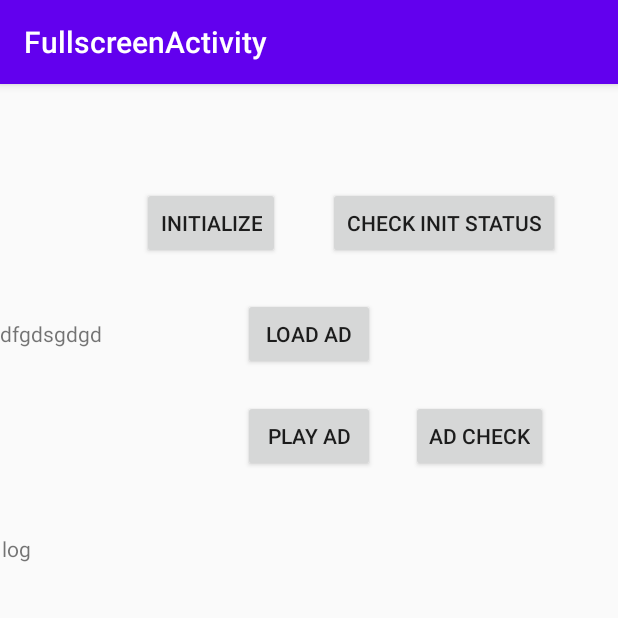
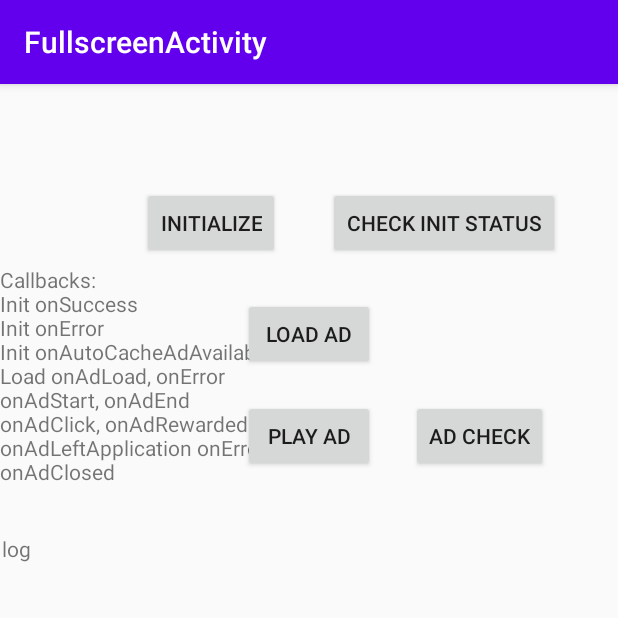
Before and after one commit to AbreuY/ads1, an Android app: the VungleActivity screen opened directly, with no data from a screen before it, on a phone screen of 412 x 824 dp, the top half of it. Run offline under Robolectric (Android 15) with nearby library versions, the phone set to English and light mode, and no system bars; libraries missing offline, so code that uses them is left out: com.vungle.warren; 1 statement that could not run was skipped.

Commit message:
minor stuff

```diff
--- a/app/src/main/java/com/bort/ads1/VungleActivity.java
+++ b/app/src/main/java/com/bort/ads1/VungleActivity.java
@@ -24,7 +24,7 @@ import com.vungle.warren.error.VungleException;
 public class VungleActivity extends AppCompatActivity {
 
     private Button load_btn, play_btn, init_btn, init_status_btn, checkCanPlayAd_btn;
-    private TextView log_tv;
+    private TextView log_tv, legend_textview;
     private ScrollView scrollview;
     private String appId, placementId;
     private String TAG = "adwatcher vungle";
@@ -41,23 +41,20 @@ public class VungleActivity extends AppCompatActivity {
         init_btn = findViewById(R.id.init);
         init_status_btn = findViewById(R.id.init_status);
         checkCanPlayAd_btn = findViewById(R.id.playcheck);
+        legend_textview = findViewById(R.id.legend);
 
         appId = "5a91fbcce1b3413c03002403";
         placementId = "DEFAULT-4820184";
 
-        final LoadAdCallback vungleLoadAdCallback = new LoadAdCallback() {
-            @Override
-            public void onAdLoad(String id) {
-                // Ad has been successfully loaded for the placement
-                appendlog("onAdLoad");
-            }
-
-            @Override
-            public void onError(String id, VungleException exception) {
-                // Ad has failed to load for the placement
-                appendlog("onError");
-            }
-        };
+        legend_textview.setText("Callbacks:\n" +
+                "Init onSuccess\n" +
+                "Init onError\n" +
+                "Init onAutoCacheAdAvailable\n" +
+                "Load onAdLoad, onError\n" +
+                "onAdStart, onAdEnd\n" +
+                "onAdClick, onAdRewarded\n" +
+                "onAdLeftApplication onError\n" +
+                "onAdClosed");
 
         final PlayAdCallback vunglePlayAdCallback = new PlayAdCallback() {
             @Override
@@ -100,8 +97,6 @@ public class VungleActivity extends AppCompatActivity {
                 appendlog("onError");
             }
         };
-
-
 
         init_btn.setOnClickListener(new View.OnClickListener() {
             public void onClick(View v) {
@@ -168,13 +163,7 @@ public class VungleActivity extends AppCompatActivity {
             }
         });
 
-
-
     }
-
-
-
-
 
     private void appendlog(final CharSequence text) {
         runOnUiThread(new Runnable() {
--- a/app/src/main/res/layout/activity_vungle.xml
+++ b/app/src/main/res/layout/activity_vungle.xml
@@ -49,7 +49,7 @@
         android:id="@+id/legend"
         android:layout_width="wrap_content"
         android:layout_height="wrap_content"
-        android:layout_marginTop="40dp"
+        android:layout_marginTop="4dp"
         android:text="dfgdsgdgd"
         app:layout_constraintEnd_toStartOf="@+id/load"
         app:layout_constraintHorizontal_bias="0.0"
```
